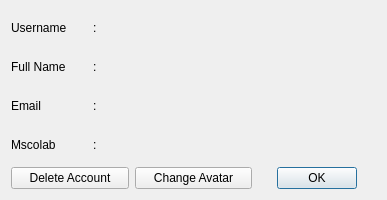
Old version of the form mslib/msui/ui/ui_mscolab_profile_dialog.ui in the repository Open-MSS/MSS.
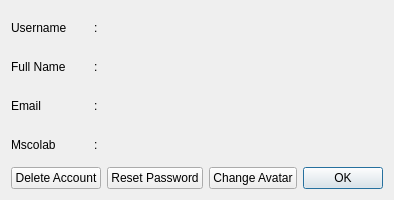
New version of the form. Icons and pictures are not drawn.

Commit message: Revoke login tokens with a per-user token nonce, build email links from PUBLIC_URL and keep tokens and passwords out of the logs (#3247)

What changed in the file:
```diff
--- a/mslib/msui/ui/ui_mscolab_profile_dialog.ui
+++ b/mslib/msui/ui/ui_mscolab_profile_dialog.ui
@@ -134,6 +134,19 @@
        </property>
       </widget>
      </item>
+     <item>
+      <widget class="QPushButton" name="resetPasswordBtn">
+       <property name="toolTip">
+        <string>Opens the page of the MSColab server where you can request an email to reset your password</string>
+       </property>
+       <property name="text">
+        <string>Reset Password</string>
+       </property>
+       <property name="autoDefault">
+        <bool>false</bool>
+       </property>
+      </widget>
+     </item>
      <item>
       <widget class="QPushButton" name="uploadImageBtn">
        <property name="text">
```
The commit also changes 27 other files.
